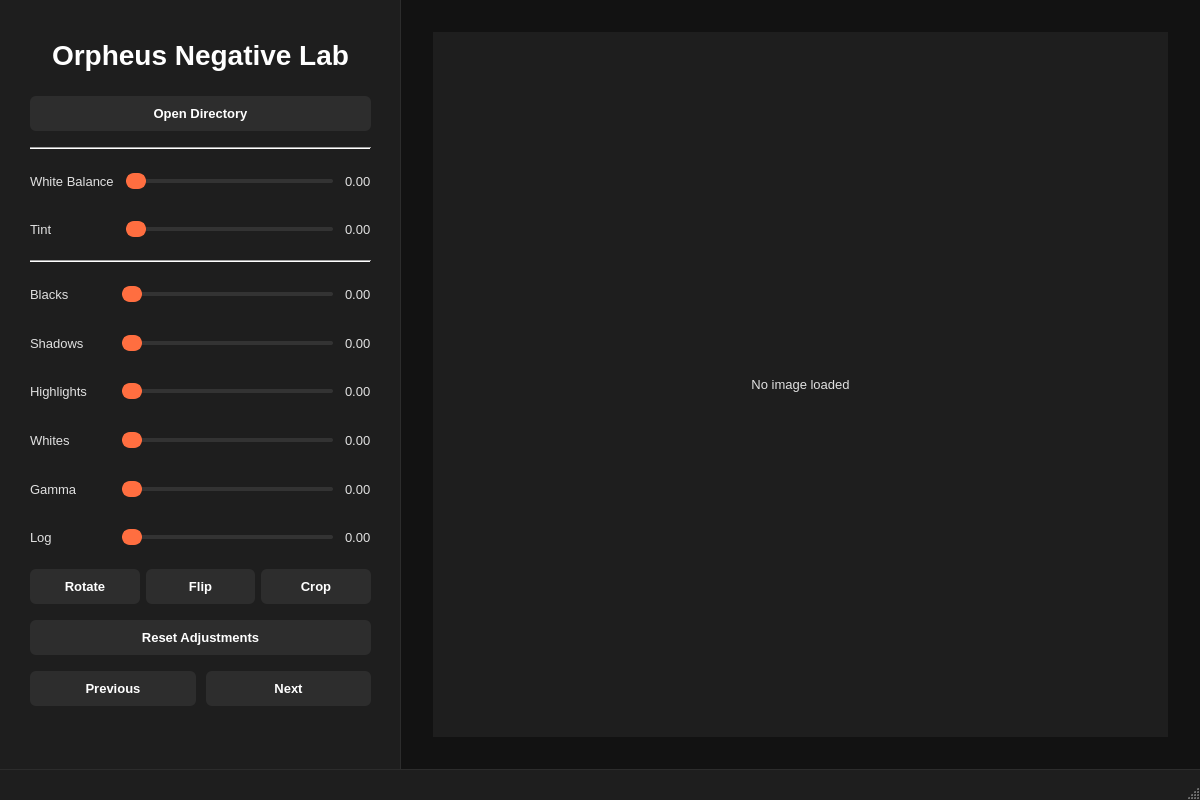
Before: the Qt Designer form app.ui in parasharmohapatra/orpheusnegativelab, drawn with Qt 5.
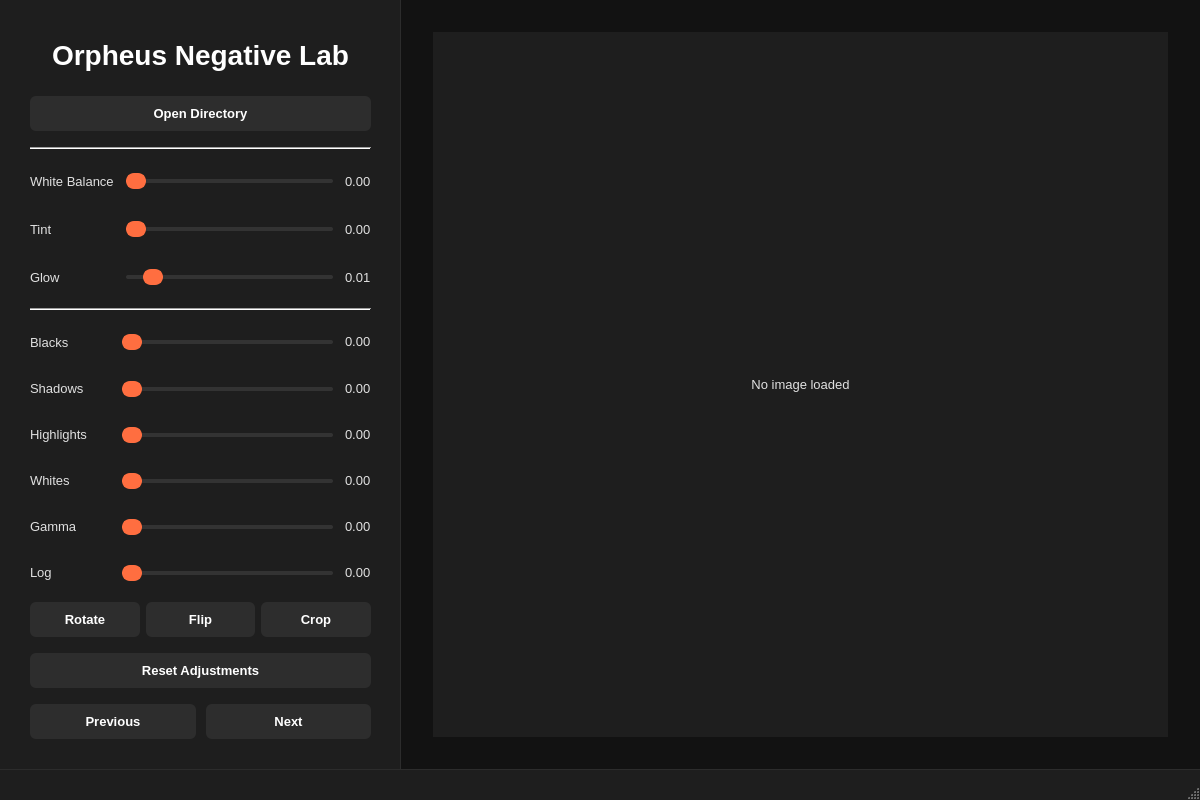
After: the same form once the commit is applied.

Commit message: added a glow slider

The edit to the form file:
```diff
--- a/app.ui
+++ b/app.ui
@@ -353,6 +353,42 @@
            </property>
           </widget>
          </item>
+         <item row="2" column="0">
+          <widget class="QLabel" name="glowLabel">
+           <property name="text">
+            <string>Glow</string>
+           </property>
+          </widget>
+         </item>
+         <item row="2" column="1">
+          <widget class="QSlider" name="glowSlider">
+           <property name="minimumSize">
+            <size>
+             <width>200</width>
+             <height>30</height>
+            </size>
+           </property>
+           <property name="minimum">
+            <number>1</number>
+           </property>
+           <property name="maximum">
+            <number>100</number>
+           </property>
+           <property name="value">
+            <number>10</number>
+           </property>
+           <property name="orientation">
+            <enum>Qt::Horizontal</enum>
+           </property>
+          </widget>
+         </item>
+         <item row="2" column="2">
+          <widget class="QLabel" name="glowValue">
+           <property name="text">
+            <string>0.01</string>
+           </property>
+          </widget>
+         </item>
         </layout>
        </item>
        <item>
```
The commit also changes 2 other files.
